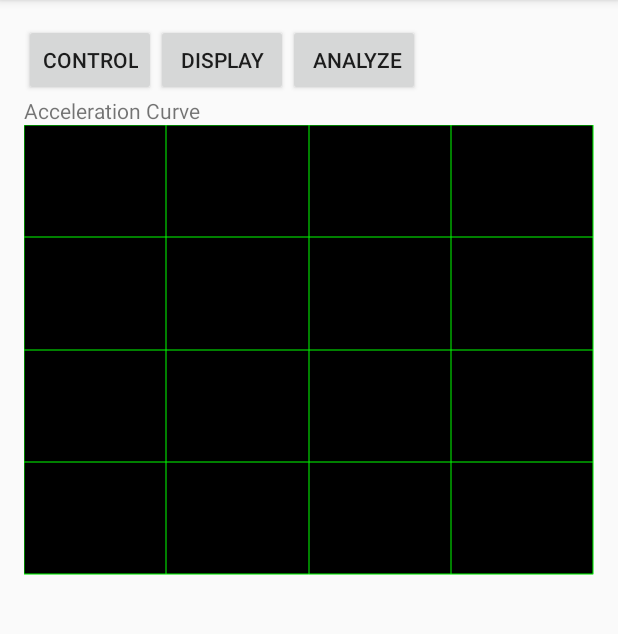
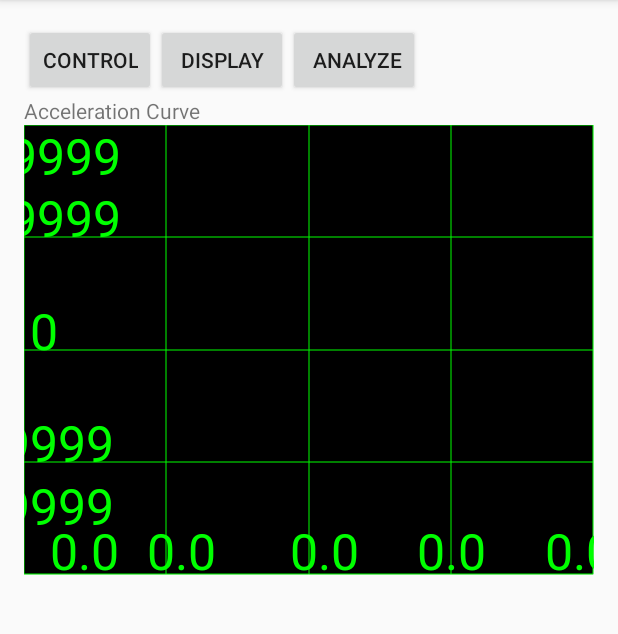
Before and after one commit to zhoubinwy/Hackathon, an Android app: the screen it shows after launch (MainActivity), after a tap on "DISPLAY", on a phone screen of 412 x 824 dp, the part 84-718 px from its top. Run offline under Robolectric (Android 15) with nearby library versions, the phone set to English and light mode, and no system bars; 1 statement that could not run was skipped; 1 other tap on this screen came first.

Commit message:
labels for graph

```diff
--- a/mobile/src/main/java/smart/billard/DisplayView.java
+++ b/mobile/src/main/java/smart/billard/DisplayView.java
@@ -100,7 +100,21 @@ public class DisplayView extends View {
         height_span=height_span*(float)2.1;
 
 
-        paint.setStrokeWidth(4);
+        paint.setTextSize(50f);
+        // x label
+        canvas.drawText("0.0", 60, height-5, paint);
+        canvas.drawText(""+time.size()/4/50.0, 15 + width/4, height-5, paint);
+        canvas.drawText(""+time.size()/2/50.0, 15 + width/2, height-5, paint);
+        canvas.drawText(""+3*time.size()/4/50.0, 3*width/4, height-5, paint);
+        canvas.drawText(""+time.size()/50.0, width - 15, height-5, paint);
+        // y label
+        canvas.drawText(""+(int)(height_span/2.1), 20, height - 50, paint);
+        canvas.drawText(""+(int)(height_span/4.2), 20, 3*height/4, paint);
+        canvas.drawText(""+0, 20, height/2, paint);
+        canvas.drawText("-"+(int)(height_span/4.2), 20, height/4, paint);
+        canvas.drawText("-"+(int)(height_span/2.1), 20, 50, paint);
+
+        paint.setStrokeWidth(5);
         for(int i=1;i<time.size();i++){
             float prev_x=(time.get(i-1)-time.get(0))/time_span*width;
             float prev_y=-(acc.get(i-1))/height_span*height+height/2;
```
